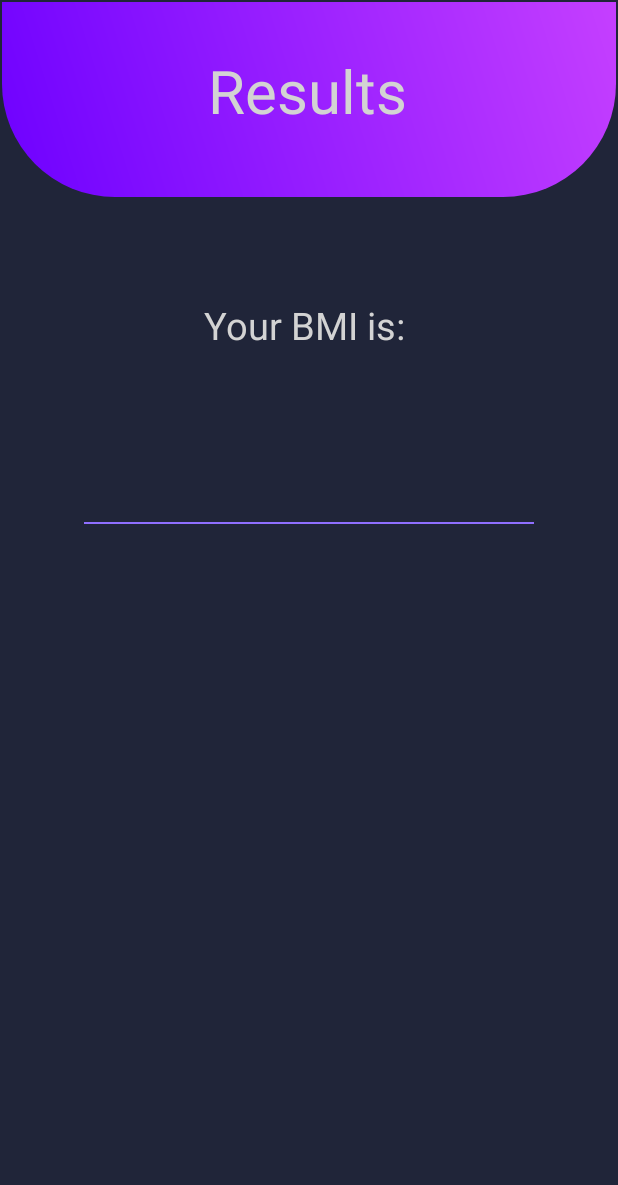
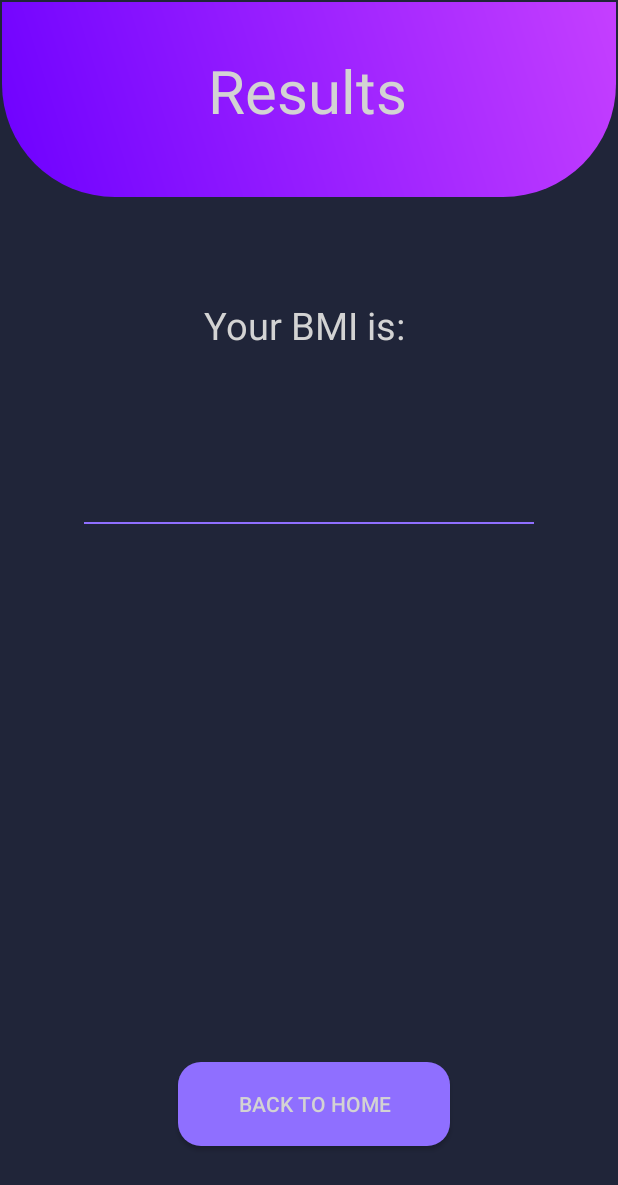
Before and after one commit to VickeTrossing/ExamensArbete, an Android app: the MainActivity2 screen opened directly, with no data from a screen before it, on a phone screen of 412 x 824 dp. Shown: the top 1185 px of the screen. Run offline under Robolectric (Android 15) with nearby library versions, the phone set to English and light mode, and no system bars.

Commit message:
no idea what this is, too tires

```diff
--- a/app/src/main/java/com/example/plain/MainActivity2.java
+++ b/app/src/main/java/com/example/plain/MainActivity2.java
@@ -1,6 +1,8 @@
 package com.example.plain;
 
+import android.content.Intent;
 import android.os.Bundle;
+import android.view.View;
 import android.widget.TextView;
 
 import androidx.appcompat.app.AppCompatActivity;
@@ -18,4 +20,9 @@ public class MainActivity2 extends AppCompatActivity {
 
         output.setText(bmi);
     }
+
+    public void goHome(View view){
+        Intent intent = new Intent(this, MainActivity.class);
+        startActivity(intent);
+    }
 }
--- a/app/src/main/res/layout/activity_main2.xml
+++ b/app/src/main/res/layout/activity_main2.xml
@@ -65,4 +65,19 @@
                 app:layout_constraintTop_toTopOf="parent" />
     </androidx.constraintlayout.widget.ConstraintLayout>
 
+    <Button
+            android:id="@+id/buttonHome"
+            android:layout_width="181dp"
+            android:layout_height="56dp"
+            android:layout_marginStart="156dp"
+            android:layout_marginEnd="149dp"
+            android:layout_marginBottom="60dp"
+            android:background="@drawable/rounded_corners"
+            android:onClick="goHome"
+            android:text="Back to home"
+            android:textColor="#d3d3d3"
+            app:layout_constraintBottom_toBottomOf="parent"
+            app:layout_constraintEnd_toEndOf="parent"
+            app:layout_constraintStart_toStartOf="parent" />
+
 </androidx.constraintlayout.widget.ConstraintLayout>
```
